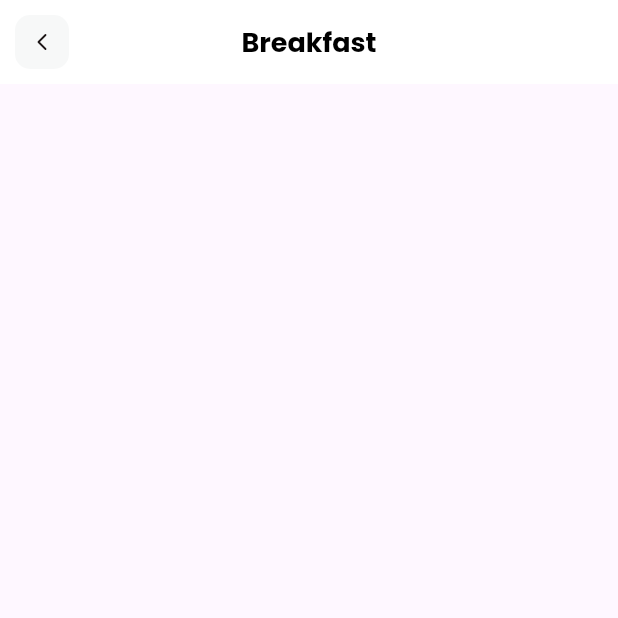
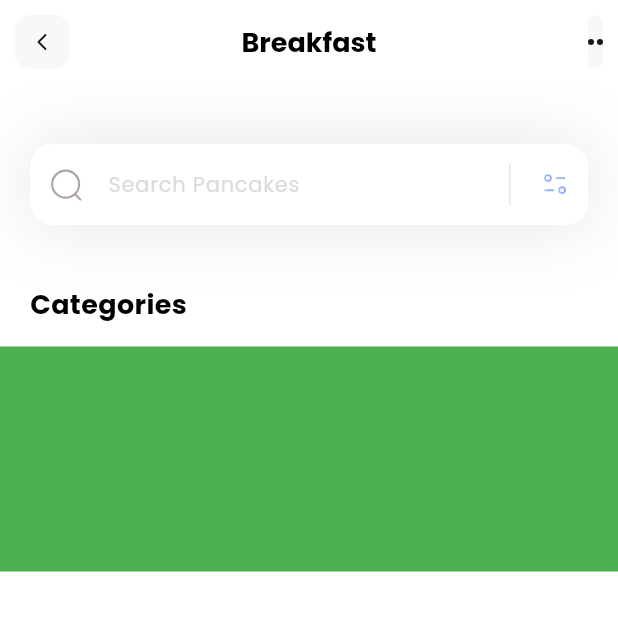
Before and after one commit to SoloBDev/flutter-playground, a Flutter app: the screen it shows after launch, on a phone screen of 412 x 824 dp, the top half of it. Run offline on Flutter 3.47's test engine with Material 3 defaults, Android fonts, the phone set to English and light mode, and no system bars; our stand-ins replace flutter_svg.

Commit message:
Enhance HomePage layout with search field and categories section

```diff
--- a/fitness_spa/lib/pages/home.dart
+++ b/fitness_spa/lib/pages/home.dart
@@ -7,7 +7,100 @@
   @override
   Widget build(BuildContext context) {
     return  Scaffold(
-      appBar: AppBar(
+      appBar: appBar(),
+      backgroundColor: Colors.white,
+      body: Column(
+        crossAxisAlignment: .start,
+        children: [
+          _searchField(),
+          SizedBox(height: 40,),
+          Column(
+            crossAxisAlignment: .start,
+            children: [
+              // Categories Sectionr
+              Padding(
+                padding: const EdgeInsets.only(left: 20),
+                child: Text(
+                  'Categories',
+                  style: TextStyle(
+                    color: Colors.black,
+                    fontSize: 18,
+                    fontWeight: .bold,
+                  )
+                ),
+              ),
+              SizedBox(height: 15,),
+              Container(
+                height: 150,
+                color: Colors.green,
+              )
+            ],
+          )
+        ]
+      )
+    );
+  }
+
+  Container _searchField() {
+    return Container(
+          margin: EdgeInsets.only(top: 40, left: 20, right: 20),
+          decoration: BoxDecoration(
+            boxShadow: [
+              BoxShadow(
+                color: Color(0xFF1d1417).withOpacity(0.11),
+                blurRadius: 40,
+                spreadRadius: 0.0,
+
+              )
+            ]
+          ),
+          child: TextField(
+            decoration: InputDecoration(
+              filled: true,
+              fillColor: Colors.white,
+              contentPadding: EdgeInsets.all(15),
+              hintText: 'Search Pancakes',
+              hintStyle: TextStyle(
+                color: Color(0xFFDDDADA),
+                fontSize: 14,
+              ),
+              prefixIcon: Padding(
+                padding: const EdgeInsets.all(12),
+                child: SvgPicture.asset('assets/icons/Search.svg'),
+              ),
+              border: OutlineInputBorder(
+                borderRadius: .circular(15),
+                borderSide: .none,
+              ),
+              suffixIcon: Container(
+                width: 100,
+                child: IntrinsicHeight(
+                  child: Row(
+                    mainAxisAlignment: .end,
+                    children: [
+                      VerticalDivider(
+                        color: Colors.black,
+                        indent: 10,
+                        endIndent: 10,
+                        thickness: 0.1,
+                      ),
+                      Padding(
+                        padding: const EdgeInsets.all(12),
+                        child: SvgPicture.asset('assets/icons/Filter.svg'),
+                      ),
+                    ],
+                  ),
+                ),
+              ),
+            )
+          ),
+        );
+  }
+}
+
+
+AppBar appBar() {
+        return AppBar(
         title: Text(
           'Breakfast',
           style: TextStyle(
@@ -19,20 +112,39 @@
         backgroundColor: Colors.white,
         elevation: 0.0,
         centerTitle: true,
-        leading: Container(
+        leading: GestureDetector(
+          onTap: () {
+
+          },
+          child: Container(
             margin: EdgeInsets.all(10),
             alignment: Alignment.center,
-          child: SvgPicture.asset(
-            'assets/icons/Arrow - Left 2.svg',
-          ),
-
             decoration: BoxDecoration(
               color: Color(0xFFF7F8F8),
               borderRadius:  BorderRadius.circular(10),
             ),
+            child: SvgPicture.asset(
+              'assets/icons/Arrow - Left 2.svg',
             ),
-        actions: [],
           ),
+        ),
+        actions: [
+          GestureDetector(
+            onTap: () {
+
+            },
+            child: Container(
+              margin: EdgeInsets.all(10),
+              alignment: Alignment.center,
+              decoration: BoxDecoration(
+                color: Color(0xFFF7F8F8),
+                borderRadius:  BorderRadius.circular(10),
+              ),
+              child: SvgPicture.asset(
+                'assets/icons/dots.svg',
+              ),
+            ),
+          ),
+        ],
       );
 }
-}
```
Lines whose indentation alone changed are shown as unchanged.
